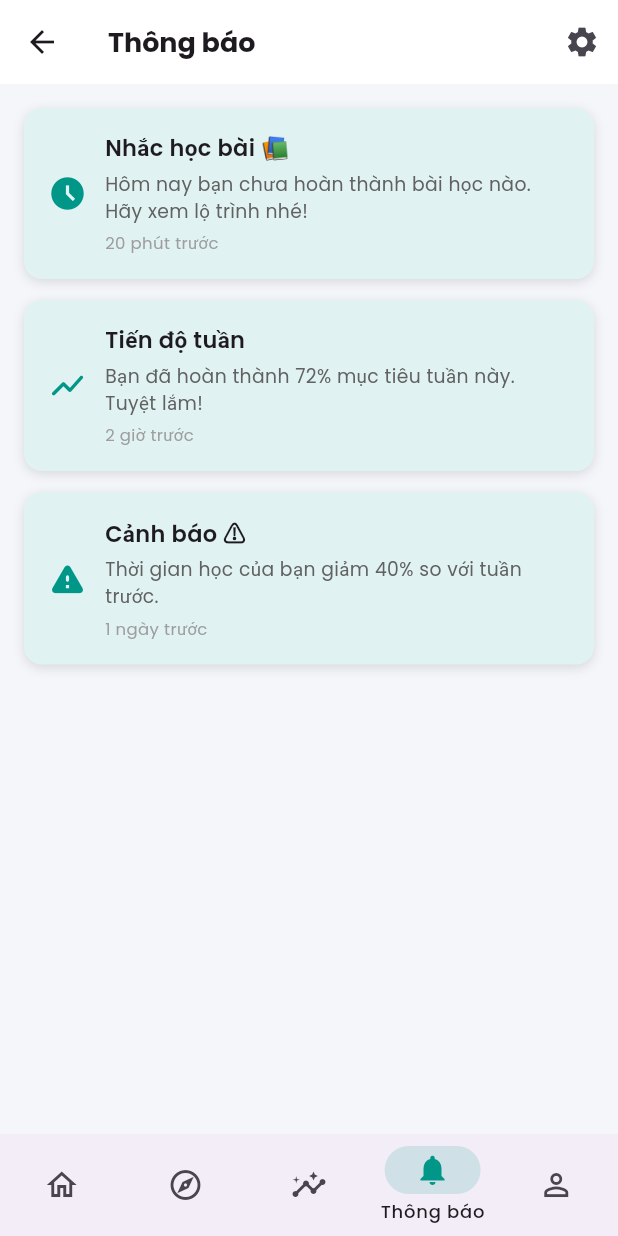
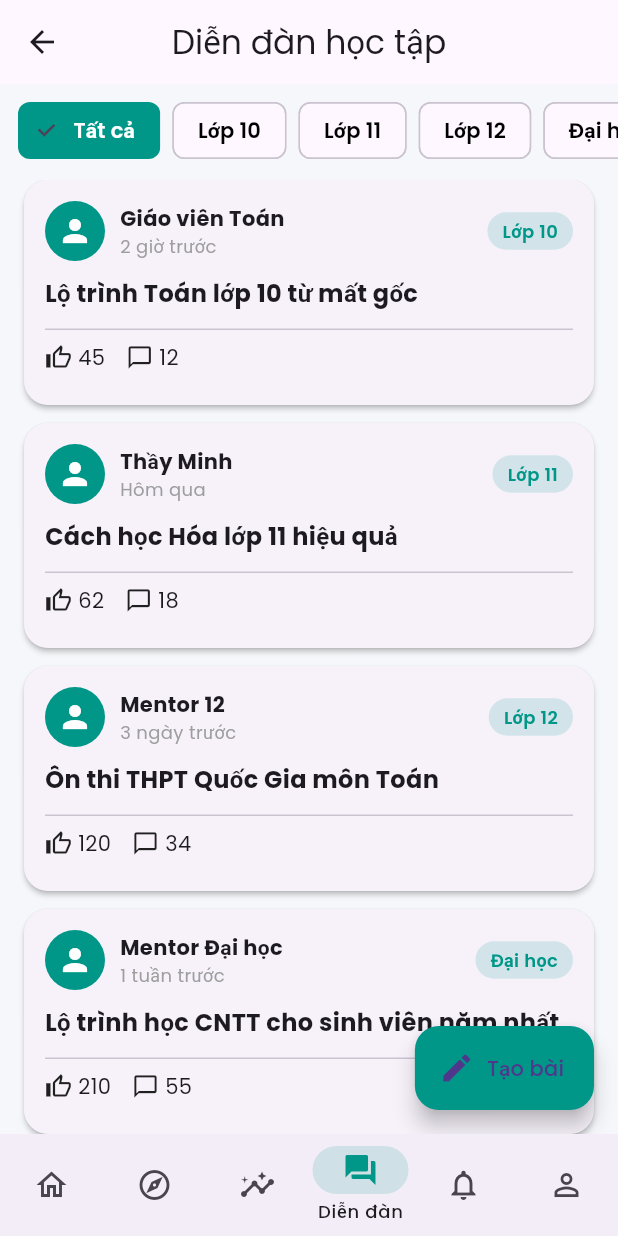
Before and after one commit to thinlam/my-learning-plan, a Flutter app: the NavigationPage screen opened directly, item 4 of the bottom bar chosen, on a phone screen of 412 x 824 dp. Run offline on Flutter 3.47's test engine with Material 3 defaults, Android fonts, the light colour scheme and no system bars; our stand-ins replace cloud_firestore, firebase_auth, firebase_core, firebase_storage, google_fonts, shared_preferences; accounts and stored records are empty.

Commit message:
làm trang diễn dàn

```diff
--- /dev/null
+++ b/lib/forum/forum_ui.dart
@@ -0,0 +1,574 @@
+import 'package:flutter/material.dart';
+
+/// =======================================================
+/// FORUM UI – ONLY GIAO DIỆN
+/// Có: List + Filter Lớp 10/11/12/ĐH + Detail + Create
+/// =======================================================
+
+class ForumPost {
+  final String title;
+  final String author;
+  final String grade; // "Lớp 10" | "Lớp 11" | "Lớp 12" | "Đại học"
+  final String time;
+  final String likes;
+  final String comments;
+
+  const ForumPost({
+    required this.title,
+    required this.author,
+    required this.grade,
+    required this.time,
+    required this.likes,
+    required this.comments,
+  });
+}
+
+class ForumUI extends StatefulWidget {
+  const ForumUI({super.key});
+
+  @override
+  State<ForumUI> createState() => _ForumUIState();
+}
+
+class _ForumUIState extends State<ForumUI> {
+  static const List<String> _grades = [
+    "Tất cả",
+    "Lớp 10",
+    "Lớp 11",
+    "Lớp 12",
+    "Đại học",
+  ];
+
+  String _selectedGrade = "Tất cả";
+
+  final List<ForumPost> _posts = const [
+    ForumPost(
+      title: "Lộ trình Toán lớp 10 từ mất gốc",
+      author: "Giáo viên Toán",
+      grade: "Lớp 10",
+      time: "2 giờ trước",
+      likes: "45",
+      comments: "12",
+    ),
+    ForumPost(
+      title: "Cách học Hóa lớp 11 hiệu quả",
+      author: "Thầy Minh",
+      grade: "Lớp 11",
+      time: "Hôm qua",
+      likes: "62",
+      comments: "18",
+    ),
+    ForumPost(
+      title: "Ôn thi THPT Quốc Gia môn Toán",
+      author: "Mentor 12",
+      grade: "Lớp 12",
+      time: "3 ngày trước",
+      likes: "120",
+      comments: "34",
+    ),
+    ForumPost(
+      title: "Lộ trình học CNTT cho sinh viên năm nhất",
+      author: "Mentor Đại học",
+      grade: "Đại học",
+      time: "1 tuần trước",
+      likes: "210",
+      comments: "55",
+    ),
+  ];
+
+  List<ForumPost> get _filteredPosts {
+    if (_selectedGrade == "Tất cả") return _posts;
+    return _posts.where((p) => p.grade == _selectedGrade).toList();
+  }
+
+  @override
+  Widget build(BuildContext context) {
+    return Scaffold(
+      backgroundColor: const Color(0xFFF5F7FA),
+      appBar: AppBar(
+        title: const Text("Diễn đàn học tập"),
+        centerTitle: true,
+        elevation: 0,
+      ),
+      body: Column(
+        children: [
+          const SizedBox(height: 8),
+
+          // ===== FILTER CẤP HỌC (Facebook style) =====
+          SizedBox(
+            height: 46,
+            child: ListView.separated(
+              scrollDirection: Axis.horizontal,
+              padding: const EdgeInsets.symmetric(horizontal: 12),
+              itemCount: _grades.length,
+              separatorBuilder: (_, __) => const SizedBox(width: 8),
+              itemBuilder: (context, i) {
+                final label = _grades[i];
+                final selected = _selectedGrade == label;
+
+                return _FilterChip(
+                  label: label,
+                  selected: selected,
+                  onSelected: () {
+                    setState(() => _selectedGrade = label);
+                  },
+                );
+              },
+            ),
+          ),
+
+          const SizedBox(height: 10),
+
+          // ===== LIST BÀI VIẾT =====
+          Expanded(
+            child: ListView.builder(
+              padding: const EdgeInsets.symmetric(horizontal: 16),
+              itemCount: _filteredPosts.length,
+              itemBuilder: (context, index) {
+                final post = _filteredPosts[index];
+                return _PostCard(
+                  title: post.title,
+                  author: post.author,
+                  grade: post.grade,
+                  time: post.time,
+                  likes: post.likes,
+                  comments: post.comments,
+                  onTap: () {
+                    Navigator.push(
+                      context,
+                      MaterialPageRoute(
+                        builder: (_) => ForumDetailUI(post: post),
+                      ),
+                    );
+                  },
+                );
+              },
+            ),
+          ),
+        ],
+      ),
+
+      // ===== CREATE BUTTON =====
+      floatingActionButton: FloatingActionButton.extended(
+        backgroundColor: Colors.teal,
+        icon: const Icon(Icons.edit),
+        label: const Text("Tạo bài"),
+        onPressed: () {
+          // default grade: nếu đang lọc theo 1 cấp học, đem qua create luôn
+          final defaultGrade = (_selectedGrade == "Tất cả")
+              ? "Lớp 10"
+              : _selectedGrade;
+
+          Navigator.push(
+            context,
+            MaterialPageRoute(
+              builder: (_) => ForumCreateUI(initialGrade: defaultGrade),
+            ),
+          );
+        },
+      ),
+    );
+  }
+}
+
+/// =======================================================
+/// POST CARD
+/// =======================================================
+class _PostCard extends StatelessWidget {
+  final String title;
+  final String author;
+  final String grade;
+  final String time;
+  final String likes;
+  final String comments;
+  final VoidCallback? onTap;
+
+  const _PostCard({
+    required this.title,
+    required this.author,
+    required this.grade,
+    required this.time,
+    required this.likes,
+    required this.comments,
+    this.onTap,
+  });
+
+  @override
+  Widget build(BuildContext context) {
+    return Card(
+      elevation: 1.5,
+      margin: const EdgeInsets.only(bottom: 12),
+      shape: RoundedRectangleBorder(borderRadius: BorderRadius.circular(16)),
+      child: InkWell(
+        borderRadius: BorderRadius.circular(16),
+        onTap: onTap,
+        child: Padding(
+          padding: const EdgeInsets.all(14),
+          child: Column(
+            crossAxisAlignment: CrossAxisAlignment.start,
+            children: [
+              // ===== HEADER =====
+              Row(
+                children: [
+                  const CircleAvatar(
+                    backgroundColor: Colors.teal,
+                    child: Icon(Icons.person, color: Colors.white),
+                  ),
+                  const SizedBox(width: 10),
+                  Expanded(
+                    child: Column(
+                      crossAxisAlignment: CrossAxisAlignment.start,
+                      children: [
+                        Text(
+                          author,
+                          style: const TextStyle(fontWeight: FontWeight.bold),
+                        ),
+                        Text(
+                          time,
+                          style: const TextStyle(
+                            fontSize: 12,
+                            color: Colors.grey,
+                          ),
+                        ),
+                      ],
+                    ),
+                  ),
+
+                  // ===== GRADE BADGE =====
+                  Container(
+                    padding: const EdgeInsets.symmetric(
+                      horizontal: 10,
+                      vertical: 4,
+                    ),
+                    decoration: BoxDecoration(
+                      color: Colors.teal.withOpacity(0.15),
+                      borderRadius: BorderRadius.circular(20),
+                    ),
+                    child: Text(
+                      grade,
+                      style: const TextStyle(
+                        fontSize: 12,
+                        color: Colors.teal,
+                        fontWeight: FontWeight.w600,
+                      ),
+                    ),
+                  ),
+                ],
+              ),
+
+              const SizedBox(height: 10),
+
+              // ===== TITLE =====
+              Text(
+                title,
+                style: const TextStyle(
+                  fontSize: 16,
+                  fontWeight: FontWeight.w700,
+                ),
+              ),
+
+              const SizedBox(height: 12),
+              const Divider(height: 1),
+
+              // ===== STATS =====
+              Padding(
+                padding: const EdgeInsets.symmetric(vertical: 8),
+                child: Row(
+                  children: [
+                    const Icon(Icons.thumb_up_alt_outlined, size: 18),
+                    const SizedBox(width: 4),
+                    Text(likes),
+                    const SizedBox(width: 14),
+                    const Icon(Icons.chat_bubble_outline, size: 18),
+                    const SizedBox(width: 4),
+                    Text(comments),
+                  ],
+                ),
+              ),
+            ],
+          ),
+        ),
+      ),
+    );
+  }
+}
+
+/// =======================================================
+/// FILTER CHIP
+/// =======================================================
+class _FilterChip extends StatelessWidget {
+  final String label;
+  final bool selected;
+  final VoidCallback onSelected;
+
+  const _FilterChip({
+    required this.label,
+    required this.selected,
+    required this.onSelected,
+  });
+
+  @override
+  Widget build(BuildContext context) {
+    return ChoiceChip(
+      label: Text(label),
+      selected: selected,
+      selectedColor: Colors.teal,
+      labelStyle: TextStyle(
+        color: selected ? Colors.white : Colors.black,
+        fontWeight: FontWeight.w600,
+      ),
+      onSelected: (_) => onSelected(),
+    );
+  }
+}
+
+/// =======================================================
+/// DETAIL UI
+/// =======================================================
+class ForumDetailUI extends StatelessWidget {
+  final ForumPost post;
+
+  const ForumDetailUI({super.key, required this.post});
+
+  @override
+  Widget build(BuildContext context) {
+    return Scaffold(
+      backgroundColor: const Color(0xFFF5F7FA),
+      appBar: AppBar(title: const Text("Chi tiết bài viết")),
+      body: ListView(
+        padding: const EdgeInsets.all(16),
+        children: [
+          _PostCard(
+            title: post.title,
+            author: post.author,
+            grade: post.grade,
+            time: post.time,
+            likes: post.likes,
+            comments: post.comments,
+            onTap: null, // detail thì không tap nữa
+          ),
+          const SizedBox(height: 12),
+
+          // ===== COMMENT BOX =====
+          Card(
+            shape: RoundedRectangleBorder(
+              borderRadius: BorderRadius.circular(16),
+            ),
+            child: Padding(
+              padding: const EdgeInsets.all(12),
+              child: Row(
+                children: [
+                  const CircleAvatar(child: Icon(Icons.person)),
+                  const SizedBox(width: 10),
+                  Expanded(
+                    child: TextField(
+                      decoration: InputDecoration(
+                        hintText: "Viết bình luận...",
+                        filled: true,
+                        border: OutlineInputBorder(
+                          borderRadius: BorderRadius.circular(30),
+                          borderSide: BorderSide.none,
+                        ),
+                      ),
+                    ),
+                  ),
+                  IconButton(
+                    onPressed: () {},
+                    icon: const Icon(Icons.send, color: Colors.teal),
+                  ),
+                ],
+              ),
+            ),
+          ),
+        ],
+      ),
+    );
+  }
+}
+
+/// =======================================================
+/// CREATE POST UI (CÓ CHỌN CẤP HỌC)
+/// =======================================================
+class ForumCreateUI extends StatefulWidget {
+  final String initialGrade;
+
+  const ForumCreateUI({super.key, this.initialGrade = "Lớp 10"});
+
+  @override
+  State<ForumCreateUI> createState() => _ForumCreateUIState();
+}
+
+class _ForumCreateUIState extends State<ForumCreateUI> {
+  static const List<String> _gradeOptions = [
+    "Lớp 10",
+    "Lớp 11",
+    "Lớp 12",
+    "Đại học",
+  ];
+
+  late String _selectedGrade;
+
+  @override
+  void initState() {
+    super.initState();
+    _selectedGrade = widget.initialGrade;
+    if (!_gradeOptions.contains(_selectedGrade)) {
+      _selectedGrade = "Lớp 10";
+    }
+  }
+
+  Future<void> _pickGrade() async {
+    final result = await showModalBottomSheet<String>(
+      context: context,
+      backgroundColor: Colors.white,
+      shape: const RoundedRectangleBorder(
+        borderRadius: BorderRadius.vertical(top: Radius.circular(18)),
+      ),
+      builder: (context) {
+        return SafeArea(
+          child: Padding(
+            padding: const EdgeInsets.fromLTRB(14, 10, 14, 14),
+            child: Column(
+              mainAxisSize: MainAxisSize.min,
+              children: [
+                Container(
+                  width: 44,
+                  height: 5,
+                  decoration: BoxDecoration(
+                    color: Colors.black12,
+                    borderRadius: BorderRadius.circular(10),
+                  ),
+                ),
+                const SizedBox(height: 10),
+                const Text(
+                  "Chọn cấp học",
+                  style: TextStyle(fontSize: 16, fontWeight: FontWeight.w700),
+                ),
+                const SizedBox(height: 10),
+                ..._gradeOptions.map((g) {
+                  return RadioListTile<String>(
+                    value: g,
+                    groupValue: _selectedGrade,
+                    onChanged: (v) => Navigator.pop(context, v),
+                    title: Text(g),
+                    activeColor: Colors.teal,
+                  );
+                }),
+              ],
+            ),
+          ),
+        );
+      },
+    );
+
+    if (result != null) {
+      setState(() => _selectedGrade = result);
+    }
+  }
+
+  @override
+  Widget build(BuildContext context) {
+    return Scaffold(
+      backgroundColor: const Color(0xFFF5F7FA),
+      appBar: AppBar(
+        title: const Text("Tạo bài viết"),
+        actions: [
+          Padding(
+            padding: const EdgeInsets.only(right: 16),
+            child: Center(
+              child: InkWell(
+                onTap: () {
+                  // UI-only
+                  ScaffoldMessenger.of(context).showSnackBar(
+                    const SnackBar(content: Text("UI demo: Đã bấm Đăng")),
+                  );
+                },
+                child: const Text(
+                  "Đăng",
+                  style: TextStyle(
+                    color: Colors.teal,
+                    fontWeight: FontWeight.bold,
+                  ),
+                ),
+              ),
+            ),
+          ),
+        ],
+      ),
+      body: Padding(
+        padding: const EdgeInsets.all(16),
+        child: Column(
+          children: [
+            // ===== SELECT GRADE (BẤM ĐỂ CHỌN) =====
+            Card(
+              shape: RoundedRectangleBorder(
+                borderRadius: BorderRadius.circular(16),
+              ),
+              child: InkWell(
+                borderRadius: BorderRadius.circular(16),
+                onTap: _pickGrade,
+                child: Padding(
+                  padding: const EdgeInsets.all(12),
+                  child: Row(
+                    children: [
+                      const Icon(Icons.school_outlined),
+                      const SizedBox(width: 10),
+                      Expanded(
+                        child: Text(
+                          "Cấp học: $_selectedGrade",
+                          style: const TextStyle(fontWeight: FontWeight.w700),
+                        ),
+                      ),
+                      const Icon(Icons.keyboard_arrow_down),
+                    ],
+                  ),
+                ),
+              ),
+            ),
+
+            const SizedBox(height: 12),
+
+            // ===== TITLE =====
+            Card(
+              shape: RoundedRectangleBorder(
+                borderRadius: BorderRadius.circular(16),
+              ),
+              child: const Padding(
+                padding: EdgeInsets.all(12),
+                child: TextField(
+                  decoration: InputDecoration(
+                    hintText: "Tiêu đề bài viết",
+                    border: InputBorder.none,
+                  ),
+                ),
+              ),
+            ),
+
+            const SizedBox(height: 12),
+
+            // ===== CONTENT =====
+            Expanded(
+              child: Card(
+                shape: RoundedRectangleBorder(
+                  borderRadius: BorderRadius.circular(16),
+                ),
+                child: const Padding(
+                  padding: EdgeInsets.all(12),
+                  child: TextField(
+                    maxLines: null,
+                    expands: true,
+                    decoration: InputDecoration(
+                      hintText:
+                          "Chia sẻ kinh nghiệm, câu hỏi hoặc lộ trình học...",
+                      border: InputBorder.none,
+                    ),
+                  ),
+                ),
+              ),
+            ),
+          ],
+        ),
+      ),
+    );
+  }
+}
--- a/lib/screen/home/page/navigation_page.dart
+++ b/lib/screen/home/page/navigation_page.dart
@@ -1,4 +1,5 @@
 import 'package:flutter/material.dart';
+import 'package:my_learning_plan/forum/forum_ui.dart';
 
 // Import các màn hình trong app
 import 'home_page.dart';
@@ -16,10 +17,7 @@ import '../../../notification/notification_page.dart';
 class NavigationPage extends StatefulWidget {
   final int initialIndex;
 
-  const NavigationPage({
-    super.key,
-    this.initialIndex = 0,
-  });
+  const NavigationPage({super.key, this.initialIndex = 0});
 
   @override
   State<NavigationPage> createState() => _NavigationPageState();
@@ -39,6 +37,7 @@ class _NavigationPageState extends State<NavigationPage> {
     HomeScreen(),
     PathSelectionPage(),
     ProgressPage(),
+    ForumUI(),
     NotificationsPage(),
     ProfilePage(),
   ];
@@ -51,8 +50,7 @@ class _NavigationPageState extends State<NavigationPage> {
         switchInCurve: Curves.easeOut,
         switchOutCurve: Curves.easeIn,
         transitionBuilder: (child, animation) {
-          final fade =
-              Tween<double>(begin: 0, end: 1).animate(animation);
+          final fade = Tween<double>(begin: 0, end: 1).animate(animation);
           final slide = Tween<Offset>(
             begin: const Offset(0, 0.05),
             end: Offset.zero,
@@ -60,10 +58,7 @@ class _NavigationPageState extends State<NavigationPage> {
 
           return FadeTransition(
             opacity: fade,
-            child: SlideTransition(
-              position: slide,
-              child: child,
-            ),
+            child: SlideTransition(position: slide, child: child),
           );
         },
         child: KeyedSubtree(
@@ -106,6 +101,11 @@ class _NavigationPageState extends State<NavigationPage> {
           label: "Tiến độ",
         ),
         NavigationDestination(
+          icon: Icon(Icons.forum_outlined),
+          selectedIcon: Icon(Icons.forum, color: Colors.teal),
+          label: "Diễn đàn",
+        ),
+        NavigationDestination(
           icon: Icon(Icons.notifications_outlined),
           selectedIcon: Icon(Icons.notifications, color: Colors.teal),
           label: "Thông báo",
```
